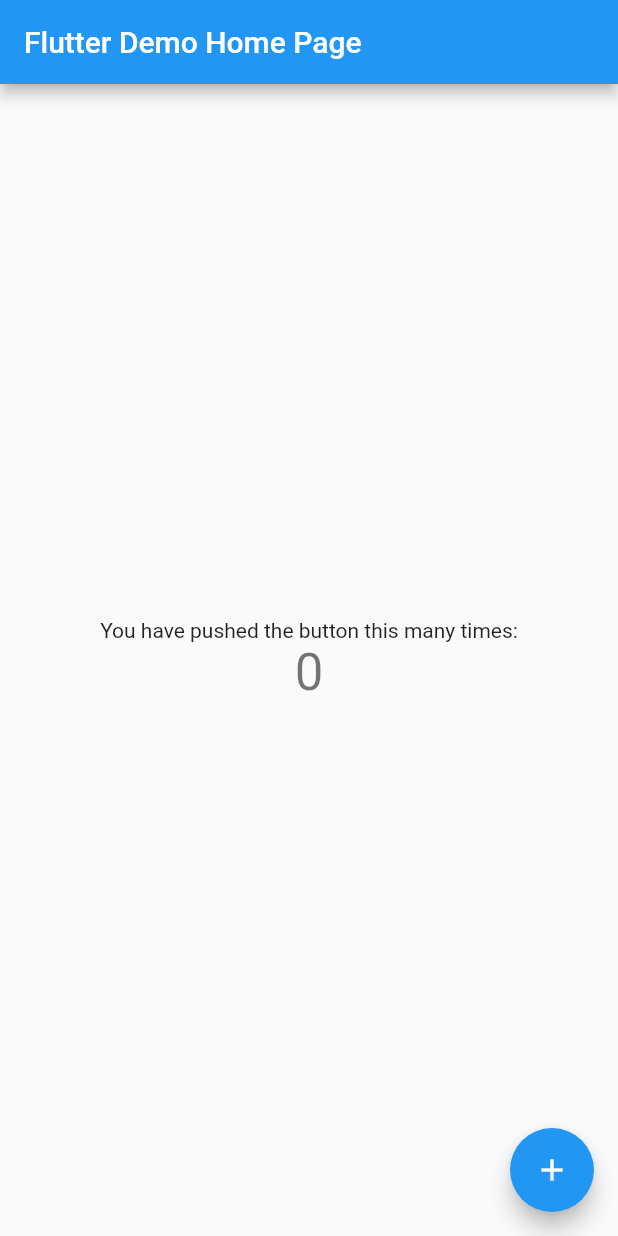
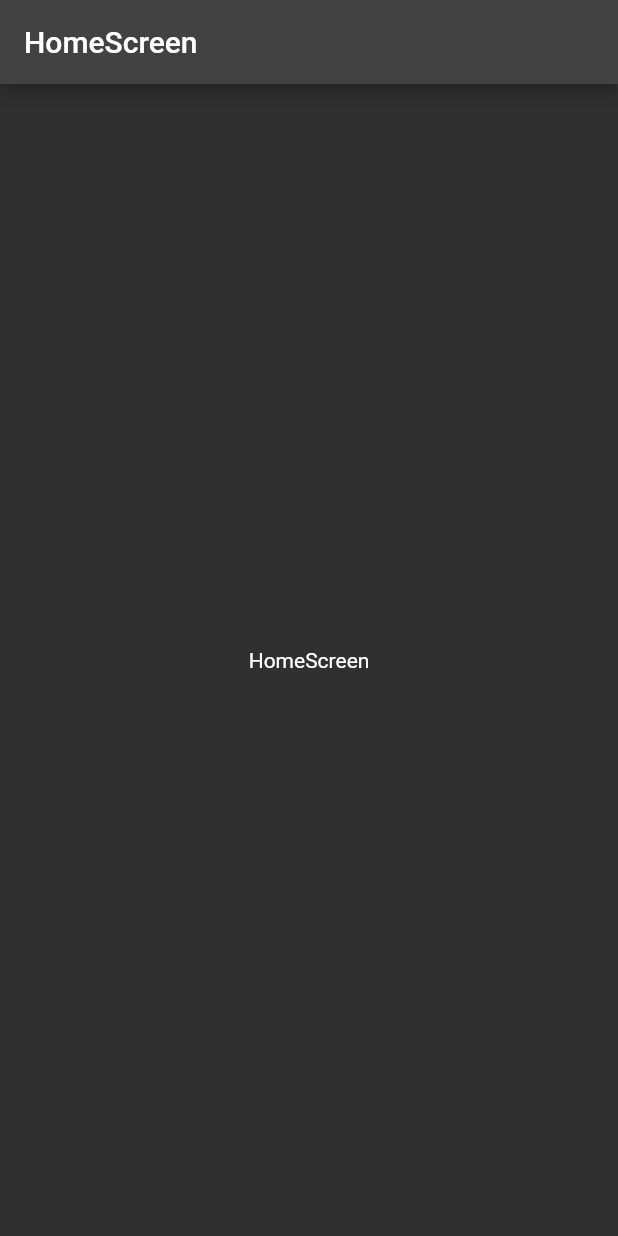
Before and after one commit to manuelduarte077/preferences_app, a Flutter app: the screen it shows after launch, on a phone screen of 412 x 824 dp. Run offline on Flutter 3.47's test engine with Material 2 defaults, Android fonts, the phone set to English and light mode, and no system bars.

Commit message:
chore: project setup

```diff
--- /dev/null
+++ b/lib/app/app.dart
@@ -0,0 +1,19 @@
+import 'package:flutter/material.dart';
+import 'package:preferences_app/screens/screens.dart';
+
+class MyApp extends StatelessWidget {
+  const MyApp({Key? key}) : super(key: key);
+
+  @override
+  Widget build(BuildContext context) {
+    return MaterialApp(
+      debugShowCheckedModeBanner: false,
+      initialRoute: HomeScreen.routeName,
+      routes: {
+        HomeScreen.routeName: (context) => const HomeScreen(),
+        SettingScreen.routeName: (context) => const SettingScreen(),
+      },
+      theme: ThemeData.dark(),
+    );
+  }
+}
--- a/lib/main.dart
+++ b/lib/main.dart
@@ -1,115 +1,6 @@
 import 'package:flutter/material.dart';
+import 'package:preferences_app/app/app.dart';
 
 void main() {
   runApp(const MyApp());
 }
-
-class MyApp extends StatelessWidget {
-  const MyApp({Key? key}) : super(key: key);
-
-  // This widget is the root of your application.
-  @override
-  Widget build(BuildContext context) {
-    return MaterialApp(
-      title: 'Flutter Demo',
-      theme: ThemeData(
-        // This is the theme of your application.
-        //
-        // Try running your application with "flutter run". You'll see the
-        // application has a blue toolbar. Then, without quitting the app, try
-        // changing the primarySwatch below to Colors.green and then invoke
-        // "hot reload" (press "r" in the console where you ran "flutter run",
-        // or simply save your changes to "hot reload" in a Flutter IDE).
-        // Notice that the counter didn't reset back to zero; the application
-        // is not restarted.
-        primarySwatch: Colors.blue,
-      ),
-      home: const MyHomePage(title: 'Flutter Demo Home Page'),
-    );
-  }
-}
-
-class MyHomePage extends StatefulWidget {
-  const MyHomePage({Key? key, required this.title}) : super(key: key);
-
-  // This widget is the home page of your application. It is stateful, meaning
-  // that it has a State object (defined below) that contains fields that affect
-  // how it looks.
-
-  // This class is the configuration for the state. It holds the values (in this
-  // case the title) provided by the parent (in this case the App widget) and
-  // used by the build method of the State. Fields in a Widget subclass are
-  // always marked "final".
-
-  final String title;
-
-  @override
-  State<MyHomePage> createState() => _MyHomePageState();
-}
-
-class _MyHomePageState extends State<MyHomePage> {
-  int _counter = 0;
-
-  void _incrementCounter() {
-    setState(() {
-      // This call to setState tells the Flutter framework that something has
-      // changed in this State, which causes it to rerun the build method below
-      // so that the display can reflect the updated values. If we changed
-      // _counter without calling setState(), then the build method would not be
-      // called again, and so nothing would appear to happen.
-      _counter++;
-    });
-  }
-
-  @override
-  Widget build(BuildContext context) {
-    // This method is rerun every time setState is called, for instance as done
-    // by the _incrementCounter method above.
-    //
-    // The Flutter framework has been optimized to make rerunning build methods
-    // fast, so that you can just rebuild anything that needs updating rather
-    // than having to individually change instances of widgets.
-    return Scaffold(
-      appBar: AppBar(
-        // Here we take the value from the MyHomePage object that was created by
-        // the App.build method, and use it to set our appbar title.
-        title: Text(widget.title),
-      ),
-      body: Center(
-        // Center is a layout widget. It takes a single child and positions it
-        // in the middle of the parent.
-        child: Column(
-          // Column is also a layout widget. It takes a list of children and
-          // arranges them vertically. By default, it sizes itself to fit its
-          // children horizontally, and tries to be as tall as its parent.
-          //
-          // Invoke "debug painting" (press "p" in the console, choose the
-          // "Toggle Debug Paint" action from the Flutter Inspector in Android
-          // Studio, or the "Toggle Debug Paint" command in Visual Studio Code)
-          // to see the wireframe for each widget.
-          //
-          // Column has various properties to control how it sizes itself and
-          // how it positions its children. Here we use mainAxisAlignment to
-          // center the children vertically; the main axis here is the vertical
-          // axis because Columns are vertical (the cross axis would be
-          // horizontal).
-          mainAxisAlignment: MainAxisAlignment.center,
-          children: <Widget>[
-            const Text(
-              'You have pushed the button this many times:',
-            ),
-            Text(
-              '$_counter',
-              style: Theme.of(context).textTheme.headline4,
-            ),
-          ],
-        ),
-      ),
-      floatingActionButton: FloatingActionButton(
-        onPressed: _incrementCounter,
-        tooltip: 'Increment',
-        child: const Icon(Icons.add),
-      ), // This trailing comma makes auto-formatting nicer for build methods.
-    );
-  }
-}
--- /dev/null
+++ b/lib/screens/home_screen.dart
@@ -0,0 +1,18 @@
+import 'package:flutter/material.dart';
+
+class HomeScreen extends StatelessWidget {
+  static const String routeName = 'Home';
+  const HomeScreen({Key? key}) : super(key: key);
+
+  @override
+  Widget build(BuildContext context) {
+    return Scaffold(
+      appBar: AppBar(
+        title: const Text('HomeScreen'),
+      ),
+      body: const Center(
+        child: Text('HomeScreen'),
+      ),
+    );
+  }
+}
--- /dev/null
+++ b/lib/screens/screens.dart
@@ -0,0 +1,2 @@
+export 'package:preferences_app/screens/home_screen.dart';
+export 'package:preferences_app/screens/settings_screen.dart';
--- /dev/null
+++ b/lib/screens/settings_screen.dart
@@ -0,0 +1,18 @@
+import 'package:flutter/material.dart';
+
+class SettingScreen extends StatelessWidget {
+  static const String routeName = 'Setting';
+  const SettingScreen({Key? key}) : super(key: key);
+
+  @override
+  Widget build(BuildContext context) {
+    return Scaffold(
+      appBar: AppBar(
+        title: const Text('SettingScreen'),
+      ),
+      body: const Center(
+        child: Text('SettingScreen'),
+      ),
+    );
+  }
+}
```
Also changed, not shown: 1 other file.
